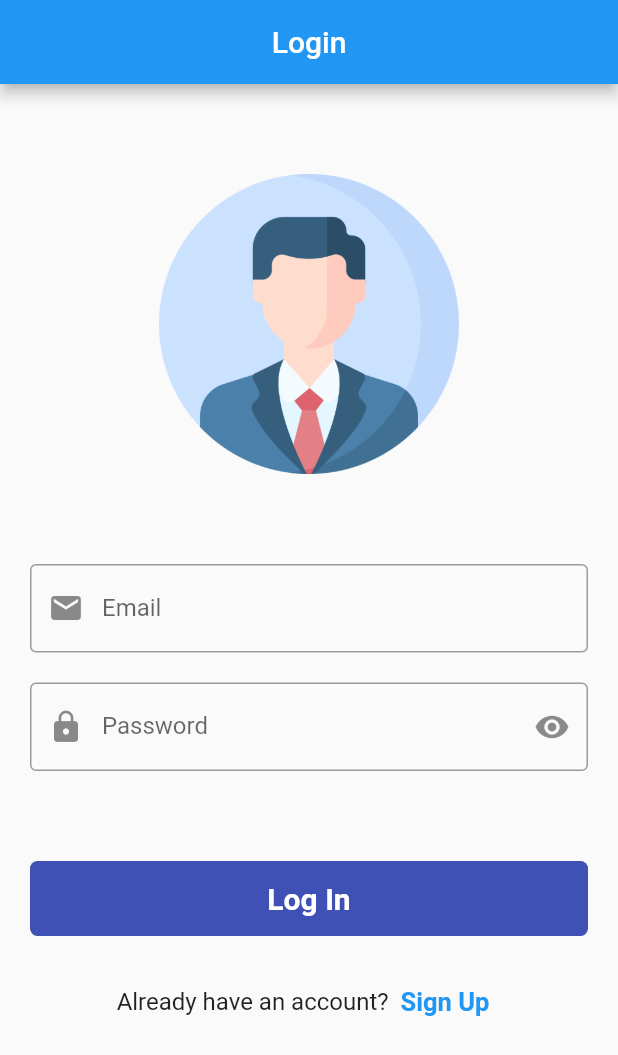
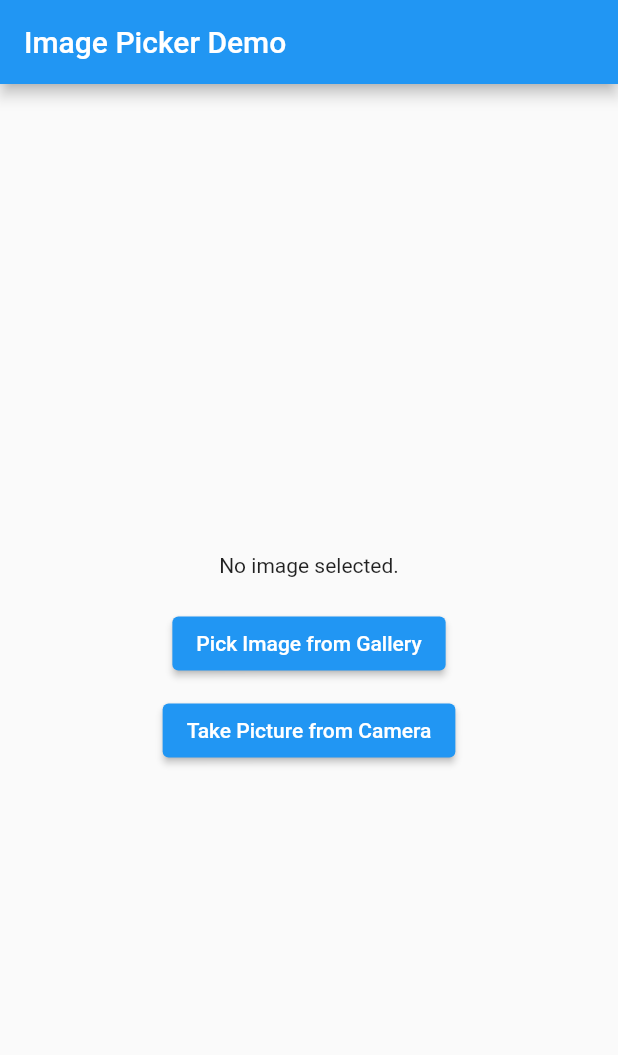
Before and after one commit to khemraj0100/networking_listview, a Flutter app: the screen it shows after launch, on a phone screen of 412 x 824 dp. Shown: the top 1055 px of the screen. Run offline on Flutter 3.47's test engine with Material 2 defaults, Android fonts, the phone set to English and light mode, and no system bars; our stand-ins replace image_picker, lottie, shared_preferences.

Commit message:
add sign up, otp, and open gallary and camera

```diff
--- /dev/null
+++ b/lib/pages/ImagePickerDemo.dart
@@ -0,0 +1,71 @@
+import 'package:flutter/material.dart';
+import 'package:image_picker/image_picker.dart';
+import 'dart:io';
+
+class ImagePickerDemo extends StatefulWidget {
+  @override
+  _ImagePickerDemoState createState() => _ImagePickerDemoState();
+}
+
+class _ImagePickerDemoState extends State<ImagePickerDemo> {
+  File? _image;
+
+  // Function to open the gallery and select an image
+  Future<void> _getImageFromGallery() async {
+    final imagePicker = ImagePicker();
+    final pickedImage = await imagePicker.pickImage(source: ImageSource.gallery);
+
+    setState(() {
+      if (pickedImage != null) {
+        _image = File(pickedImage.path);
+      } else {
+        print('No image selected.');
+      }
+    });
+  }
+
+  // Function to open the camera and take a picture
+  Future<void> _getImageFromCamera() async {
+    final imagePicker = ImagePicker();
+    final pickedImage = await imagePicker.pickImage(source: ImageSource.camera);
+
+    setState(() {
+      if (pickedImage != null) {
+        _image = File(pickedImage.path);
+      } else {
+        print('No image selected.');
+      }
+    });
+  }
+
+  @override
+  Widget build(BuildContext context) {
+    return Scaffold(
+      appBar: AppBar(
+        title: Text('Image Picker Demo'),
+      ),
+      body: Center(
+        child: Column(
+          mainAxisAlignment: MainAxisAlignment.center,
+          children: <Widget>[
+            _image == null
+                ? Text('No image selected.')
+                : Image.file(_image!),
+            SizedBox(height: 20.0),
+            ElevatedButton(
+              onPressed: _getImageFromGallery,
+              child: Text('Pick Image from Gallery'),
+            ),
+            SizedBox(height: 10.0),
+            ElevatedButton(
+              onPressed: _getImageFromCamera,
+              child: Text('Take Picture from Camera'),
+            ),
+          ],
+        ),
+      ),
+    );
+  }
+}
+
+void main() => runApp(MaterialApp(home: ImagePickerDemo()));
--- a/lib/pages/Login.dart
+++ b/lib/pages/Login.dart
@@ -73,8 +73,8 @@ class _LoginState extends State<Login> {
                           });
                         },
                         child: Icon(passToggle
-                            ? Icons.visibility
-                            : Icons.visibility_off),
+                            ? Icons.visibility_off
+                            : Icons.visibility),
                       )
                   ),
                   validator: (value){
@@ -127,7 +127,9 @@ class _LoginState extends State<Login> {
                       "Already have an account?",
                       style: TextStyle(fontSize: 16),
                     ),
-                    TextButton(onPressed: () {}, child: Text(
+                    TextButton(onPressed: () {
+                      Navigator.pushNamed(context, "/sign_up");
+                    }, child: Text(
                       "Sign Up",style: TextStyle(fontSize: 17,fontWeight: FontWeight.bold),))
                   ],
                 )
--- a/lib/pages/home_page.dart
+++ b/lib/pages/home_page.dart
@@ -57,7 +57,7 @@ class _HomePageState extends State<HomePage> {
           IconButton(
               onPressed: () {
                 Constants.prefs.setBool("loggedIn", false);
-                Navigator.pushReplacementNamed(context, "/login");
+                Navigator.pushReplacementNamed(context, "/login_real");
               },
               icon: const Icon(Icons.logout))
         ],
--- a/lib/splash_screen/splash_screen.dart
+++ b/lib/splash_screen/splash_screen.dart
@@ -5,6 +5,9 @@ import 'package:lottie/lottie.dart';
 import 'package:networking_listview/pages/Login.dart';
 import 'package:networking_listview/pages/home_page.dart';
 import 'package:networking_listview/pages/login_page.dart';
+import 'package:networking_listview/pages/opt.dart';
+
+import '../pages/ImagePickerDemo.dart';
 
 class SplashScreen extends StatefulWidget {
   const SplashScreen({super.key});
@@ -21,7 +24,7 @@ class _SplashScreenState extends State<SplashScreen> {
 
     Timer(Duration(seconds: 1), () {
       Navigator.pushReplacement(
-          context, MaterialPageRoute(builder: (context) => Login()));
+          context, MaterialPageRoute(builder: (context) => ImagePickerDemo()));
     });
   }
 
--- a/pubspec.yaml
+++ b/pubspec.yaml
@@ -37,6 +37,7 @@ dependencies:
   cupertino_icons: ^1.0.2
   http: ^1.1.0
   shared_preferences: ^2.2.0
+  image_picker: ^1.0.4
 
 dev_dependencies:
   flutter_test:
```
Also changed, not shown: lib/main.dart (+7 -1 lines), lib/pages/opt.dart (added, +117 -0 lines), lib/pages/sign_up.dart (added, +176 -0 lines), images/human_icon.jpeg (added), images/micky.png (added), images/person1.webp (added), pubspec.lock, 5 other files.
